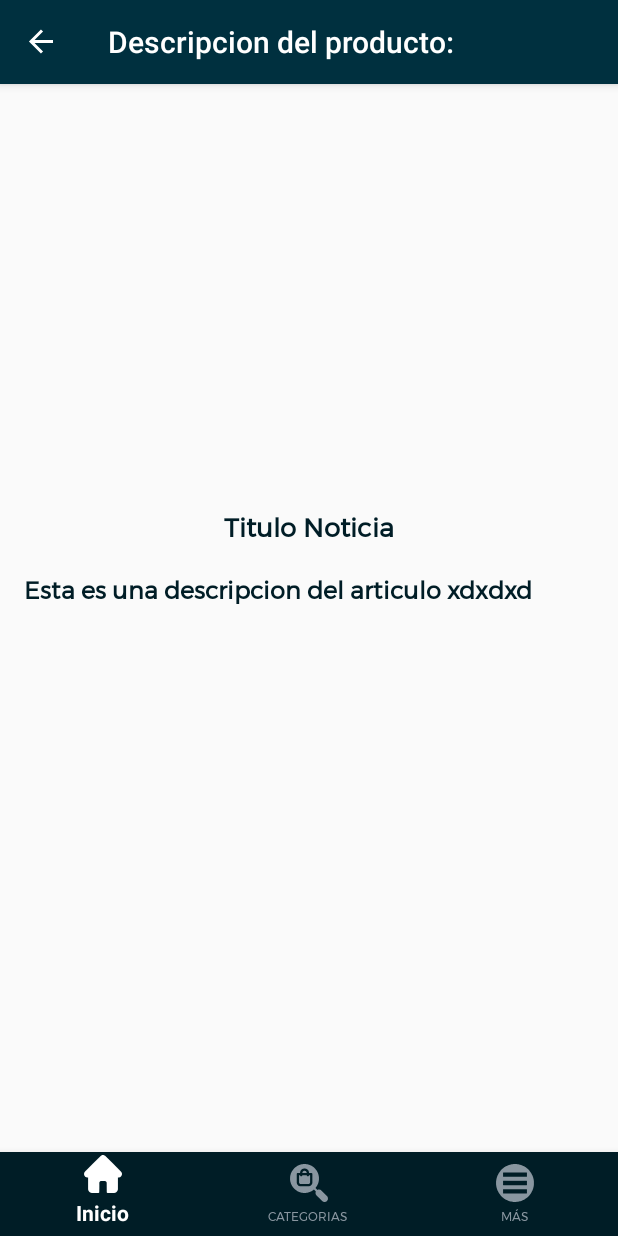
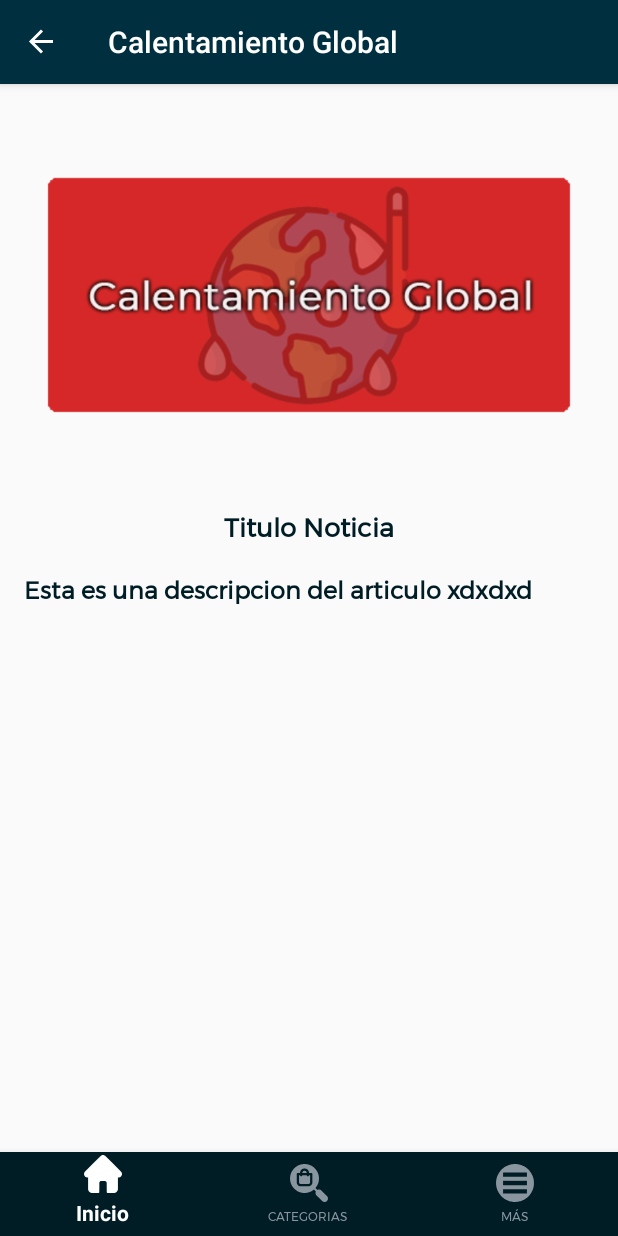
Before and after one commit to UCASV/Proyecto_CC-C-ACA_UPDATE, an Android app: the DescriptionProductFragment screen opened through its navigation route, on a phone screen of 412 x 824 dp. Run offline under Robolectric (Android 15) with nearby library versions, the phone set to English and light mode, and no system bars; our stand-ins replace Picasso, data binding, navigation-ui; libraries missing offline, so code that uses them is left out: com.synnapps.carouselview; pictures from the network do not load; 1 statement that could not run was skipped.

Commit message:
Cambiando cosas xd

```diff
--- a/app/src/main/java/com/mauricio/moviles_bg2m/BudgetAdapter.kt
+++ b/app/src/main/java/com/mauricio/moviles_bg2m/BudgetAdapter.kt
@@ -27,7 +27,7 @@ class BudgetAdapter(private val budgets: MutableList<Products>) :
 
     override fun onBindViewHolder(holder: ViewHolder, position: Int) {
 
-            Picasso.with(context).load(R.drawable.ic_cpu).placeholder(R.drawable.ic_cpu)
+            Picasso.with(context).load(R.drawable.mont).placeholder(R.drawable.mont)
                 .into(holder.bImg2)
 
     }
--- a/app/src/main/res/layout/budget_list.xml
+++ b/app/src/main/res/layout/budget_list.xml
@@ -27,8 +27,8 @@
             app:layout_constraintHorizontal_bias="0.0"
             app:layout_constraintStart_toStartOf="parent"
             app:layout_constraintTop_toTopOf="parent"
-            app:srcCompat="@drawable/ic_laptops"
-            tools:srcCompat="@drawable/ic_laptops" />
+            app:srcCompat="@drawable/mont"
+            tools:srcCompat="@drawable/mont" />
 
         <TextView
             android:id="@+id/desc_Noticia"
--- a/app/src/main/res/layout/fragment_product_description.xml
+++ b/app/src/main/res/layout/fragment_product_description.xml
@@ -23,6 +23,7 @@
                 app:layout_constraintEnd_toEndOf="parent"
                 app:layout_constraintStart_toStartOf="parent"
                 app:layout_constraintTop_toTopOf="parent"
+                app:srcCompat="@drawable/mont"
                 tools:ignore="ContentDescription" />
 
 
--- a/app/src/main/res/layout/product_list.xml
+++ b/app/src/main/res/layout/product_list.xml
@@ -27,8 +27,8 @@
             app:layout_constraintHorizontal_bias="0.0"
             app:layout_constraintStart_toStartOf="parent"
             app:layout_constraintTop_toTopOf="parent"
-            app:srcCompat="@drawable/ic_laptops"
-            tools:srcCompat="@drawable/ic_laptops" />
+            app:srcCompat="@drawable/mont"
+            tools:srcCompat="@drawable/mont" />
 
         <TextView
             android:id="@+id/desc_Noticia"
--- a/app/src/main/res/navigation/navigation.xml
+++ b/app/src/main/res/navigation/navigation.xml
@@ -115,7 +115,7 @@
     <fragment
         android:id="@+id/categories_laptops"
         android:name="com.mauricio.moviles_bg2m.categories.CategoriesCompCompleta"
-        android:label="Laptops"
+        android:label="Calentamiento Global"
         tools:layout="@layout/fragment_categories_inside">
         <action
             android:id="@+id/action_categories_laptops_to_descriptionProductFragment"
@@ -125,7 +125,7 @@
     <fragment
         android:id="@+id/descriptionProductFragment"
         android:name="com.mauricio.moviles_bg2m.moreFragmentViews.DescriptionProductFragment"
-        android:label="@string/name_descInfoFragment"
+        android:label="Calentamiento Global"
         tools:layout="@layout/fragment_product_description">
         <argument
             android:name="imageUrl"
```
Also changed, not shown: app/src/main/res/layout/fragment_products.xml (+3 -9 lines), app/src/main/res/drawable/mont.png (added), app/src/main/res/drawable/rec_cat.png (added).
